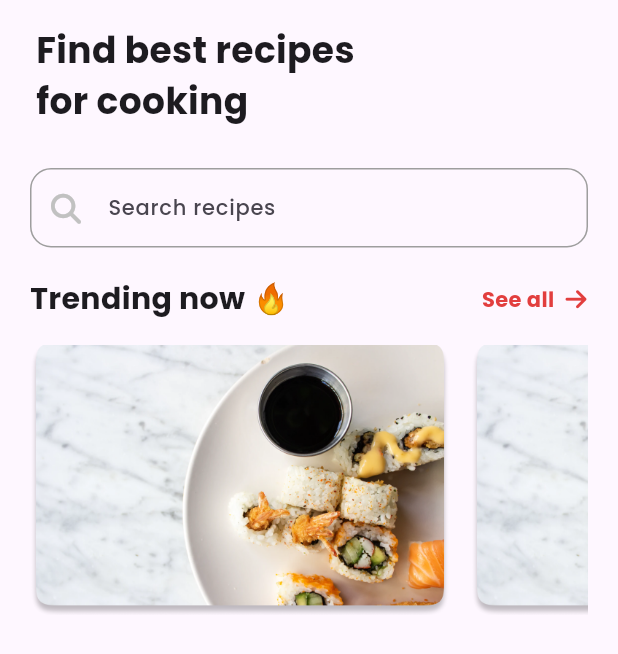
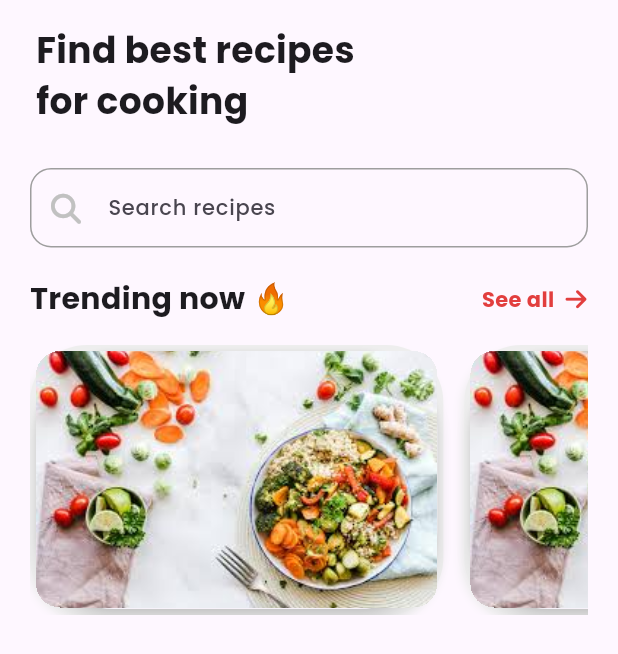
Before and after one commit to HazemAhmed677/reciply-app, a Flutter app: the screen it shows after launch, on a phone screen of 412 x 824 dp. Shown: the top 654 px of the screen. Run offline on Flutter 3.47's test engine with Material 3 defaults, Android fonts, the phone set to English and light mode, and no system bars; our stand-ins replace device_preview, font_awesome_flutter, go_router.

Commit message:
create trending card

```diff
--- a/lib/constants.dart
+++ b/lib/constants.dart
@@ -1 +1 @@
-const String testImage = 'assets/images/test.png';
+const String testImage = 'assets/images/test.jpg';
--- a/lib/features/home/data/presentation/views/widgets/treanding_card.dart
+++ b/lib/features/home/data/presentation/views/widgets/treanding_card.dart
@@ -7,12 +7,48 @@ class TreandingCard extends StatelessWidget {
   @override
   Widget build(BuildContext context) {
     return SizedBox(
-      height: 160,
-      child: AspectRatio(
-        aspectRatio: 280 / 180,
-        child: Image.asset(
-          testImage,
-          fit: BoxFit.cover,
+      height: 180,
+      child: Container(
+        decoration: BoxDecoration(
+          color: Colors.grey.shade200,
+          borderRadius: BorderRadius.circular(38),
+          boxShadow: [
+            BoxShadow(
+              color: Colors.grey.shade200,
+              offset: const Offset(
+                -2,
+                4,
+              ),
+              blurRadius: 4,
+            ),
+          ],
+        ),
+        child: Card(
+          elevation: 4,
+          shadowColor: Colors.grey.shade200,
+          shape: RoundedRectangleBorder(
+            borderRadius: BorderRadius.circular(52),
+          ),
+          child: AspectRatio(
+            aspectRatio: 280 / 180,
+            child: Padding(
+              padding: const EdgeInsets.only(
+                bottom: 1.0,
+              ),
+              child: Container(
+                clipBehavior: Clip.hardEdge,
+                decoration: BoxDecoration(
+                  borderRadius: BorderRadius.circular(
+                    16,
+                  ),
+                ),
+                child: Image.asset(
+                  testImage,
+                  fit: BoxFit.cover,
+                ),
+              ),
+            ),
+          ),
         ),
       ),
     );
```
Also changed, not shown: assets/images/test.jpg (added).
